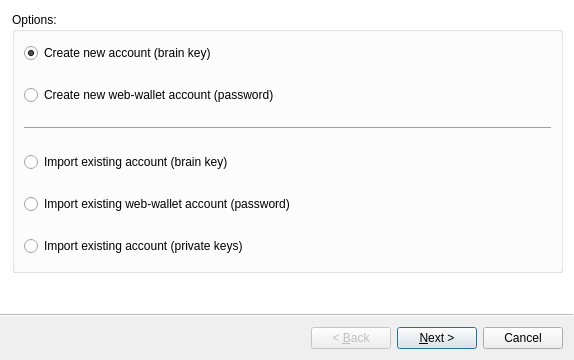
Qt form bitsharesqt/accountwizard.ui (jhtitor/citadel) before a commit.
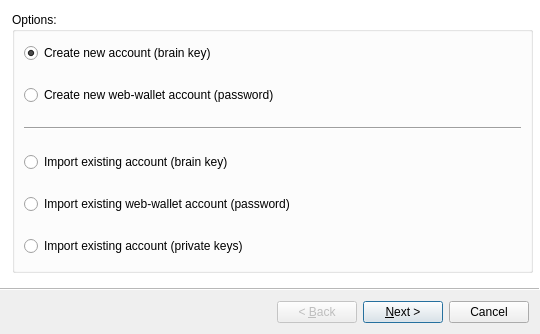
The same form after that commit. The open tabs and pages were chosen to show the change. Icons and pictures are not drawn. Custom widgets are drawn as their Qt base class.

What changed in the file:
```diff
--- a/bitsharesqt/accountwizard.ui
+++ b/bitsharesqt/accountwizard.ui
@@ -6,8 +6,8 @@
    <rect>
     <x>0</x>
     <y>0</y>
-    <width>574</width>
-    <height>360</height>
+    <width>540</width>
+    <height>334</height>
    </rect>
   </property>
   <property name="sizePolicy">
@@ -16,6 +16,18 @@
     <verstretch>0</verstretch>
    </sizepolicy>
   </property>
+  <property name="minimumSize">
+   <size>
+    <width>540</width>
+    <height>334</height>
+   </size>
+  </property>
+  <property name="maximumSize">
+   <size>
+    <width>540</width>
+    <height>334</height>
+   </size>
+  </property>
   <property name="windowTitle">
    <string>Account Wizard</string>
   </property>
@@ -48,7 +60,7 @@
        <rect>
         <x>10</x>
         <y>0</y>
-        <width>551</width>
+        <width>521</width>
         <height>261</height>
        </rect>
       </property>
```
Left out of the diff: 158 changed lines with no effect on the pictures.
